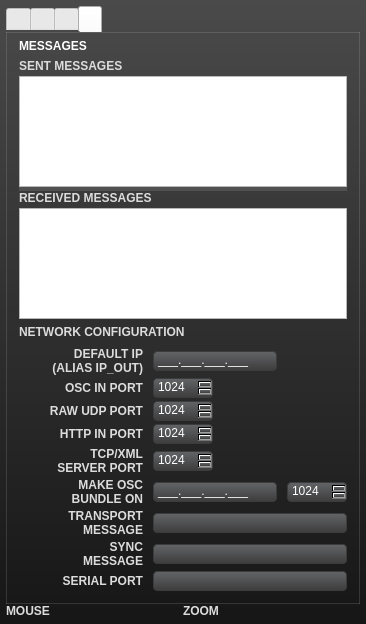
The window that uiinspector.ui (buzzinglight/IanniX) describes before a commit, drawn with Qt 5.
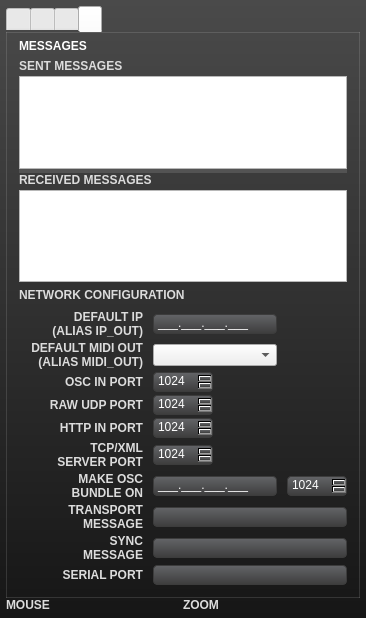
The same window after the commit. The open tabs and pages were chosen to show the change. Icons and pictures are not drawn.

The edit to the form file:
```diff
--- a/uiinspector.ui
+++ b/uiinspector.ui
@@ -7,7 +7,7 @@
     <x>0</x>
     <y>0</y>
     <width>366</width>
-    <height>624</height>
+    <height>618</height>
    </rect>
   </property>
   <property name="windowTitle">
@@ -2096,7 +2096,7 @@
               <property name="horizontalSpacing">
                <number>10</number>
               </property>
-              <item row="1" column="0">
+              <item row="2" column="0">
                <widget class="QLabel" name="oscInPortLabel">
                 <property name="text">
                  <string>OSC IN PORT</string>
@@ -2106,7 +2106,7 @@
                 </property>
                </widget>
               </item>
-              <item row="1" column="1">
+              <item row="2" column="1">
                <widget class="QSpinBox" name="oscInPortSpin">
                 <property name="maximumSize">
                  <size>
@@ -2128,7 +2128,7 @@
                 </property>
                </widget>
               </item>
-              <item row="2" column="0">
+              <item row="3" column="0">
                <widget class="QLabel" name="udpInPortLabel">
                 <property name="text">
                  <string>RAW UDP PORT</string>
@@ -2138,7 +2138,7 @@
                 </property>
                </widget>
               </item>
-              <item row="8" column="0">
+              <item row="9" column="0">
                <widget class="QLabel" name="serialInPortLabel">
                 <property name="text">
                  <string>SERIAL PORT</string>
@@ -2148,7 +2148,7 @@
                 </property>
                </widget>
               </item>
-              <item row="6" column="0">
+              <item row="7" column="0">
                <widget class="QLabel" name="transportMessageLabel">
                 <property name="text">
                  <string>TRANSPORT
@@ -2159,7 +2159,7 @@
                 </property>
                </widget>
               </item>
-              <item row="2" column="1">
+              <item row="3" column="1">
                <widget class="QSpinBox" name="udpInPortSpin">
                 <property name="maximumSize">
                  <size>
@@ -2175,14 +2175,14 @@
                 </property>
                </widget>
               </item>
-              <item row="8" column="1" colspan="2">
+              <item row="9" column="1" colspan="2">
                <widget class="QLineEdit" name="serialInPortEdit">
                 <property name="styleSheet">
                  <string notr="true"/>
                 </property>
                </widget>
               </item>
-              <item row="7" column="0">
+              <item row="8" column="0">
                <widget class="QLabel" name="syncMessageLabel">
                 <property name="text">
                  <string>SYNC
@@ -2193,7 +2193,7 @@
                 </property>
                </widget>
               </item>
-              <item row="7" column="1" colspan="2">
+              <item row="8" column="1" colspan="2">
                <widget class="QLineEdit" name="syncMessageEdit">
                 <property name="styleSheet">
                  <string notr="true"/>
@@ -2203,7 +2203,7 @@
                 </property>
                </widget>
               </item>
-              <item row="5" column="0">
+              <item row="6" column="0">
                <widget class="QLabel" name="bundleMessageLabel">
                 <property name="text">
                  <string>MAKE OSC
@@ -2214,7 +2214,7 @@
                 </property>
                </widget>
               </item>
-              <item row="5" column="1">
+              <item row="6" column="1">
                <widget class="QLineEdit" name="bundleMessageEdit">
                 <property name="styleSheet">
                  <string notr="true"/>
@@ -2227,7 +2227,7 @@
                 </property>
                </widget>
               </item>
-              <item row="5" column="2">
+              <item row="6" column="2">
                <widget class="QSpinBox" name="bundleMessagePort">
                 <property name="maximumSize">
                  <size>
@@ -2243,7 +2243,7 @@
                 </property>
                </widget>
               </item>
-              <item row="3" column="0">
+              <item row="4" column="0">
                <widget class="QLabel" name="httpInPortLabel">
                 <property name="text">
                  <string>HTTP IN PORT</string>
@@ -2253,7 +2253,7 @@
                 </property>
                </widget>
               </item>
-              <item row="3" column="1">
+              <item row="4" column="1">
                <widget class="QSpinBox" name="httpInPortSpin">
                 <property name="maximumSize">
                  <size>
@@ -2269,7 +2269,7 @@
                 </property>
                </widget>
               </item>
-              <item row="6" column="1" colspan="2">
+              <item row="7" column="1" colspan="2">
                <widget class="QLineEdit" name="transportMessageEdit">
                 <property name="styleSheet">
                  <string notr="true"/>
@@ -2279,7 +2279,7 @@
                 </property>
                </widget>
               </item>
-              <item row="4" column="0">
+              <item row="5" column="0">
                <widget class="QLabel" name="tcpInPortLabel">
                 <property name="text">
                  <string>TCP/XML
@@ -2290,7 +2290,7 @@
                 </property>
                </widget>
               </item>
-              <item row="4" column="1">
+              <item row="5" column="1">
                <widget class="QSpinBox" name="tcpInPortSpin">
                 <property name="maximumSize">
                  <size>
@@ -2306,7 +2306,7 @@
                 </property>
                </widget>
               </item>
-              <item row="4" column="2">
+              <item row="5" column="2">
                <widget class="QLabel" name="tcpInClientLabel">
                 <property name="styleSheet">
                  <string notr="true"/>
@@ -2343,6 +2343,20 @@
                 </property>
                </widget>
               </item>
+              <item row="1" column="0">
+               <widget class="QLabel" name="midiOutLabel">
+                <property name="text">
+                 <string>DEFAULT MIDI OUT
+(ALIAS MIDI_OUT)</string>
+                </property>
+                <property name="alignment">
+                 <set>Qt::AlignRight|Qt::AlignTrailing|Qt::AlignVCenter</set>
+                </property>
+               </widget>
+              </item>
+              <item row="1" column="1">
+               <widget class="QComboBox" name="midiOutCombo"/>
+              </item>
              </layout>
             </item>
            </layout>
```
Left out of the diff: 361 changed lines with no effect on the pictures.
